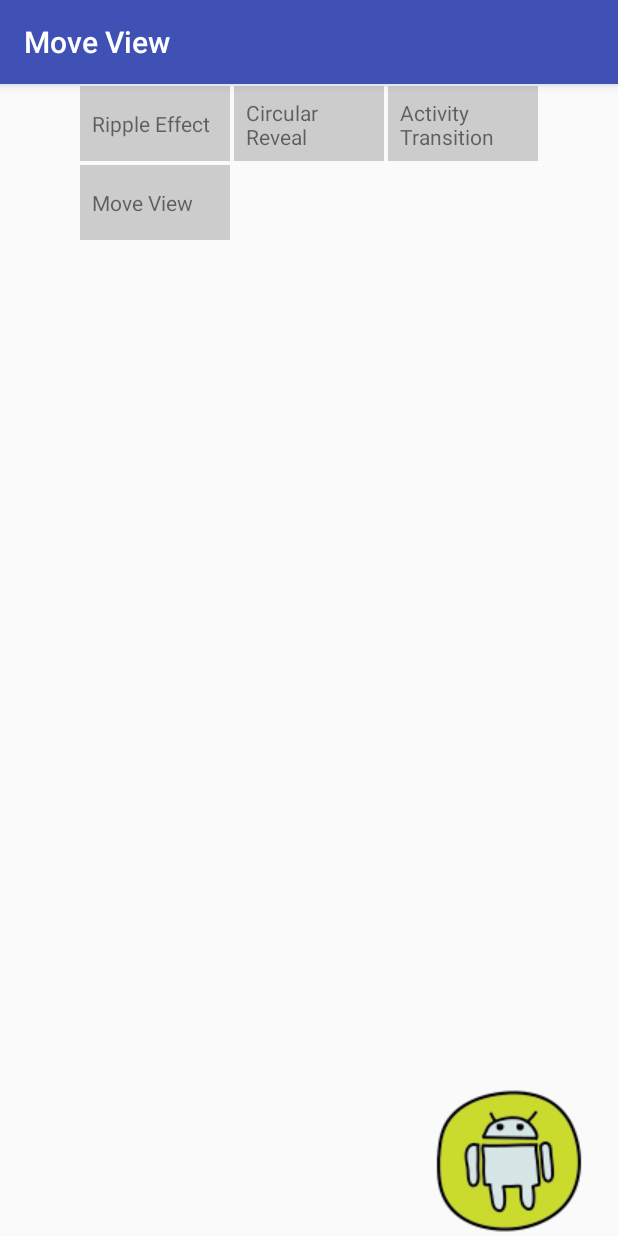
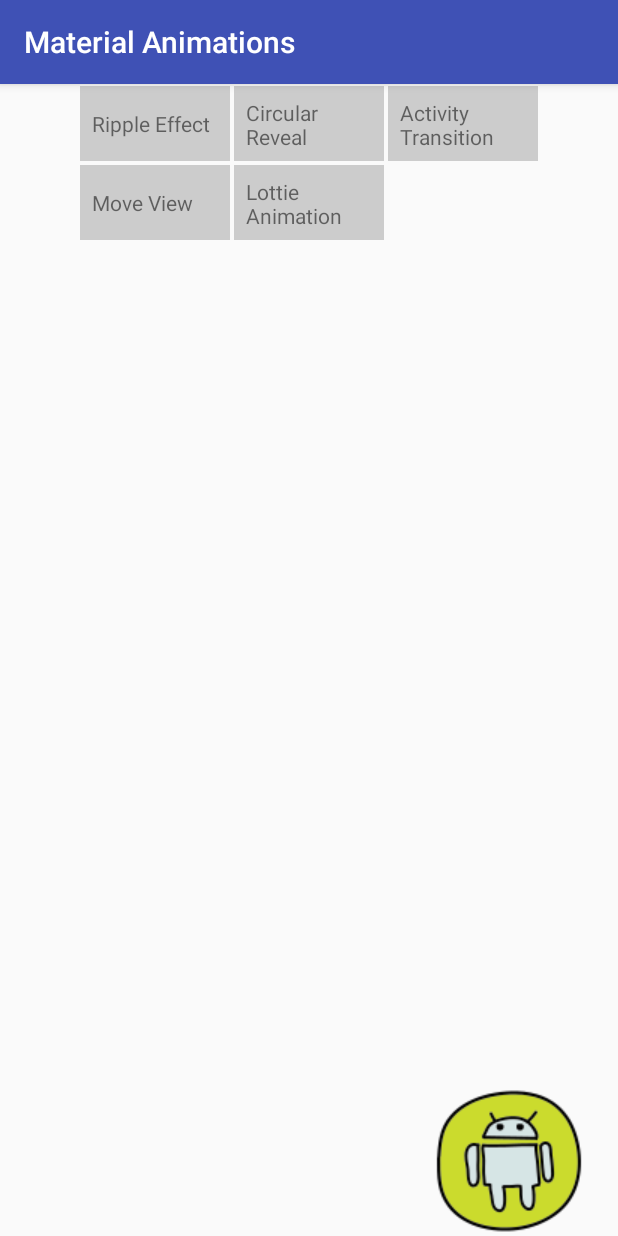
Before and after one commit to djnotes/MaterialAnimations, an Android app: the screen it shows after launch (MainActivity), after a tap on "Move View", on a phone screen of 412 x 824 dp. Run offline under Robolectric (Android 15) with nearby library versions, the phone set to English and light mode, and no system bars; 3 other taps on this screen came first.

Commit message:
Added lottie. Does not work yet

```diff
--- a/AnimationsApp/app/build.gradle
+++ b/AnimationsApp/app/build.gradle
@@ -27,4 +27,5 @@ dependencies {
     androidTestImplementation 'com.android.support.test.espresso:espresso-core:2.2.2'
     implementation 'com.android.support:design:26.1.0'
     implementation 'com.android.support:recyclerview-v7:26.1.0'
+    implementation 'com.airbnb.android:lottie:2.5.1'
 }
--- a/AnimationsApp/app/src/main/AndroidManifest.xml
+++ b/AnimationsApp/app/src/main/AndroidManifest.xml
@@ -16,6 +16,7 @@
                 <category android:name="android.intent.category.LAUNCHER" />
             </intent-filter>
         </activity>
+        <activity android:name=".LottieActivity"></activity>
     </application>
 
 </manifest>
--- a/AnimationsApp/app/src/main/java/com/udemy/mehdi/materialanimations/MainActivity.java
+++ b/AnimationsApp/app/src/main/java/com/udemy/mehdi/materialanimations/MainActivity.java
@@ -2,14 +2,13 @@ package com.udemy.mehdi.materialanimations;
 
 import android.animation.ObjectAnimator;
 import android.content.Context;
+import android.content.Intent;
 import android.support.v7.app.AppCompatActivity;
 import android.os.Bundle;
 import android.support.v7.widget.GridLayoutManager;
 import android.support.v7.widget.RecyclerView;
 import android.view.View;
-import android.widget.Button;
 import android.widget.ImageView;
-import android.widget.Toast;
 
 public class MainActivity extends AppCompatActivity implements MyAdapter.OnItemClickListener{
     ImageView image;
@@ -37,18 +36,21 @@ public class MainActivity extends AppCompatActivity implements MyAdapter.OnItemC
 
     private void performAnimation() {
         ObjectAnimator animator = ObjectAnimator.ofFloat(image, "translationX", 200f);
-        animator.setDuration(1000);
+        animator.setDuration(500);
         animator.start();
     }
 
     @Override
     public void onItemClick(View view, int position) {
-        setTitle(MyAdapter.TITLES[position]);
-        switch(position) {
-            case 3:
+        int titleRes = MyAdapter.TITLES[position];
+        switch(titleRes) {
+            case R.string.animation_move_view:
                 performAnimation();
                 break;
 
+            case R.string.animation_lottie:
+                startActivity(new Intent(mContext, LottieActivity.class));
+                break;
         }
     }
 }
--- a/AnimationsApp/app/src/main/java/com/udemy/mehdi/materialanimations/MyAdapter.java
+++ b/AnimationsApp/app/src/main/java/com/udemy/mehdi/materialanimations/MyAdapter.java
@@ -19,7 +19,9 @@ class MyAdapter extends RecyclerView.Adapter<MyAdapter.ViewHolder> {
       R.string.ripple,
             R.string.circular_reveal,
             R.string.activity_transition,
-            R.string.move_view,
+            R.string.animation_move_view,
+            R.string.animation_lottie,
+
     };
 
     public MyAdapter(Context ctx) {
--- a/AnimationsApp/app/src/main/res/values/strings.xml
+++ b/AnimationsApp/app/src/main/res/values/strings.xml
@@ -4,5 +4,6 @@
     <string name="ripple">Ripple Effect</string>
     <string name="circular_reveal">Circular Reveal</string>
     <string name="activity_transition">Activity Transition</string>
-    <string name="move_view">Move View</string>
+    <string name="animation_move_view">Move View</string>
+    <string name="animation_lottie">Lottie Animation</string>
 </resources>
```
Also changed, not shown: AnimationsApp/app/src/main/java/com/udemy/mehdi/materialanimations/LottieActivity.java (added, +13 -0 lines), AnimationsApp/app/src/main/res/layout/activity_lottie.xml (added, +20 -0 lines), AnimationsApp/app/src/main/res/raw/coeur.json (added, +1 -0 lines).
